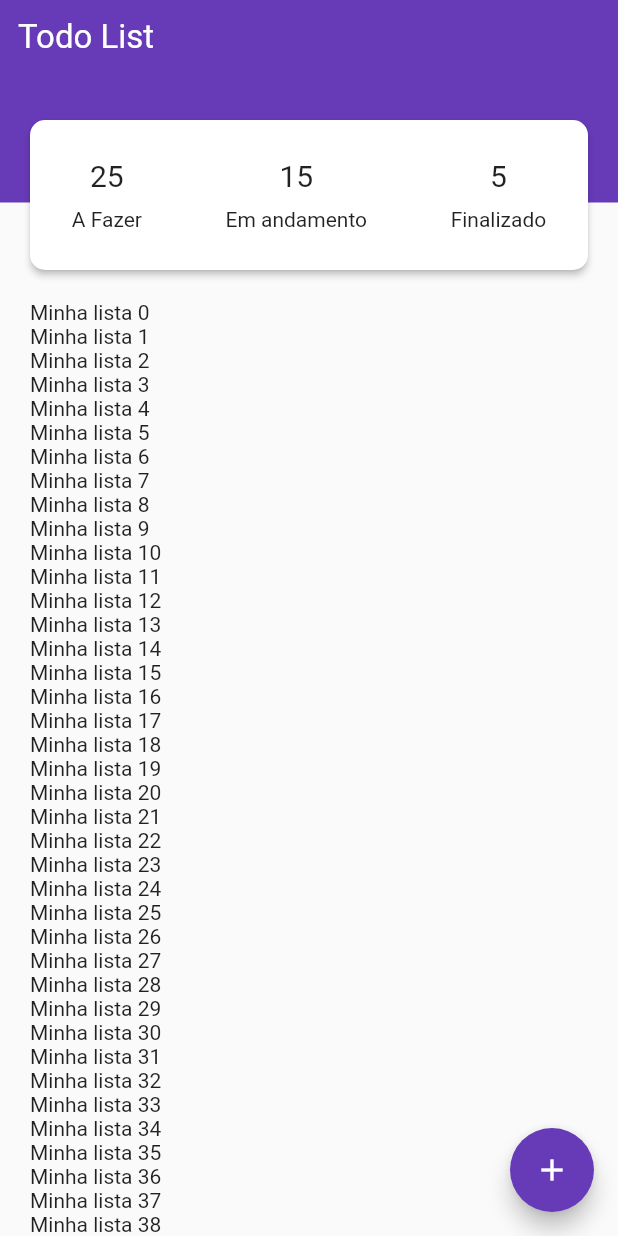
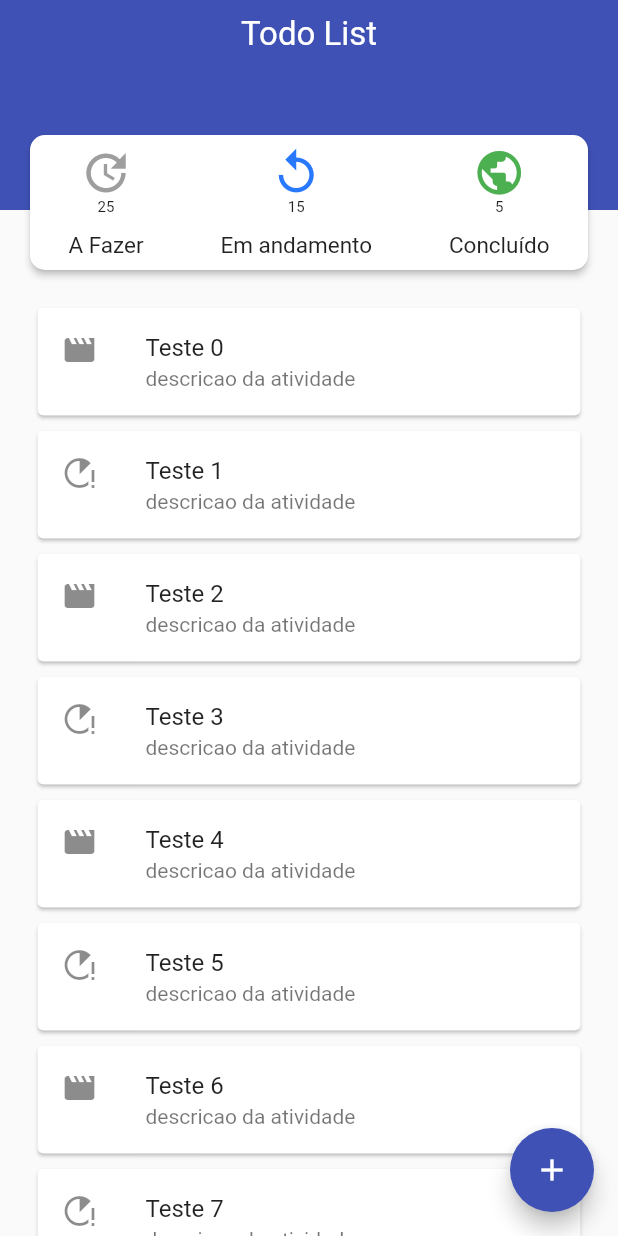
Before and after one commit to eharano/todo_list, a Flutter app: the screen it shows after launch, after a tap on the "add" icon, on a phone screen of 412 x 824 dp. Run offline on Flutter 3.47's test engine with Material 2 defaults, Android fonts, the phone set to English and light mode, and no system bars; our stand-ins replace bloc, dartz, equatable, flutter_modular, rive, sqflite; accounts and stored records are empty; statements that could not run were skipped.

Commit message:
Adjust list and card

```diff
--- a/lib/app/app_theme.dart
+++ b/lib/app/app_theme.dart
@@ -1,9 +1,15 @@
 import 'package:flutter/material.dart';
 
+// TODO -- mudar para abstract
 class AppTheme {
-  static const appBar = Colors.deepPurple;
+  static const cDefault = Colors.indigo;
   static const cWhite = Colors.white;
   static const cRed = Colors.red;
   static const cBlue = Colors.blue;
   static const cGrey = Colors.grey;
+  static const cBlack = Colors.black;
 }
+
+class DarkTheme {
+  // TODO
+}
--- a/lib/app/modules/todo/presenter/views/todo_view.dart
+++ b/lib/app/modules/todo/presenter/views/todo_view.dart
@@ -1,9 +1,11 @@
 import 'package:flutter/material.dart';
 import 'package:flutter_modular/flutter_modular.dart';
-import 'package:todo_list/app/app_theme.dart';
 
+import '../../../../app_theme.dart';
 import '../../domain/dtos/todo_dto.dart';
 import '../../domain/entities/todo.dart';
+import '../widgets/todo_bar_widget.dart';
+import '../widgets/todo_list.dart';
 import '../bloc/todo_bloc.dart';
 
 class TodoView extends StatefulWidget {
@@ -53,126 +55,16 @@ class _TodoViewState extends ModularState<TodoView, TodoBloc> {
       appBar: TodoBarWidget(
         controller: controller,
       ),
-      body: ListView(
-        padding: const EdgeInsets.only(
-          left: 20.0,
-          right: 20.0,
-          bottom: 40.0,
-        ),
-        children: [
-          for (int i = 0; i < 100; i++) Text("Minha lista $i"),
-        ],
+      body: const TodoListWidget(
+        todos: [],
       ),
       floatingActionButton: FloatingActionButton(
-          backgroundColor: AppTheme.appBar,
+          backgroundColor: AppTheme.cDefault,
           onPressed: () => {},
-          child: Icon(
+          child: const Icon(
             Icons.add,
             color: Colors.white,
           )),
     );
   }
 }
-
-class TodoBarWidget extends PreferredSize {
-  final TodoBloc controller;
-
-  TodoBarWidget({
-    Key? key,
-    required this.controller,
-  }) : super(
-          key: key,
-          child: SizedBox(
-            width: double.infinity,
-            height: 200.0,
-            child: Stack(
-              children: [
-                Container(
-                  width: double.infinity,
-                  color: AppTheme.appBar,
-                  height: 135.0,
-                  child: SafeArea(
-                    child: Column(
-                      crossAxisAlignment: CrossAxisAlignment.start,
-                      children: const [
-                        Padding(
-                          padding: EdgeInsets.all(12.0),
-                          child: Text(
-                            "Todo List",
-                            style: TextStyle(
-                              fontSize: 22.0,
-                              color: Colors.white,
-                            ),
-                          ),
-                        ),
-                      ],
-                    ),
-                  ),
-                ),
-                Column(
-                  mainAxisAlignment: MainAxisAlignment.end,
-                  children: [
-                    Padding(
-                      padding: const EdgeInsets.all(20.0),
-                      child: Material(
-                        elevation: 2.0,
-                        borderRadius: BorderRadius.circular(10.0),
-                        color: Colors.white,
-                        child: Container(
-                          height: 100,
-                          width: double.infinity,
-                          child: Row(
-                            mainAxisAlignment: MainAxisAlignment.spaceAround,
-                            children: [
-                              Column(
-                                mainAxisAlignment: MainAxisAlignment.center,
-                                children: [
-                                  Text(
-                                    controller.aFazer.toString(),
-                                    style: TextStyle(
-                                      fontSize: 20.0,
-                                    ),
-                                  ),
-                                  SizedBox(height: 10.0),
-                                  Text("A Fazer"),
-                                ],
-                              ),
-                              Column(
-                                mainAxisAlignment: MainAxisAlignment.center,
-                                children: [
-                                  Text(
-                                    controller.andamento.toString(),
-                                    style: TextStyle(
-                                      fontSize: 20.0,
-                                    ),
-                                  ),
-                                  SizedBox(height: 10.0),
-                                  Text("Em andamento"),
-                                ],
-                              ),
-                              Column(
-                                mainAxisAlignment: MainAxisAlignment.center,
-                                children: [
-                                  Text(
-                                    controller.finalizado.toString(),
-                                    style: TextStyle(
-                                      fontSize: 20.0,
-                                    ),
-                                  ),
-                                  SizedBox(height: 10.0),
-                                  Text("Finalizado"),
-                                ],
-                              ),
-                            ],
-                          ),
-                        ),
-                      ),
-                    ),
-                  ],
-                ),
-              ],
-            ),
-          ),
-          preferredSize: const Size.fromHeight(200.0),
-        );
-}
--- /dev/null
+++ b/lib/app/modules/todo/presenter/widgets/todo_bar_widget.dart
@@ -0,0 +1,131 @@
+import 'package:flutter/material.dart';
+
+import '../../../../app_theme.dart';
+import '../bloc/todo_bloc.dart';
+
+class TodoBarWidget extends PreferredSize {
+  final TodoBloc controller;
+
+  TodoBarWidget({
+    Key? key,
+    required this.controller,
+  }) : super(
+          key: key,
+          preferredSize: const Size.fromHeight(200.0),
+          child: SizedBox(
+            width: double.infinity,
+            height: 200.0,
+            child: Stack(
+              children: [
+                Container(
+                  width: double.infinity,
+                  color: AppTheme.cDefault,
+                  height: 140.0,
+                  child: SafeArea(
+                    child: Column(
+                      crossAxisAlignment: CrossAxisAlignment.start,
+                      children: const [
+                        Padding(
+                          padding: EdgeInsets.all(10.0),
+                          child: Center(
+                            child: Text(
+                              "Todo List",
+                              style: TextStyle(
+                                fontSize: 22.0,
+                                color: Colors.white,
+                              ),
+                            ),
+                          ),
+                        ),
+                      ],
+                    ),
+                  ),
+                ),
+                Column(
+                  mainAxisAlignment: MainAxisAlignment.end,
+                  children: [
+                    Padding(
+                      padding: const EdgeInsets.all(20.0),
+                      child: Material(
+                        elevation: 2.0,
+                        borderRadius: BorderRadius.circular(10.0),
+                        color: Colors.white,
+                        child: SizedBox(
+                          height: 90,
+                          width: double.infinity,
+                          child: Row(
+                            mainAxisAlignment: MainAxisAlignment.spaceAround,
+                            children: [
+                              TodoBarOptionTextWidget(
+                                counter: controller.aFazer.toString(),
+                                description: "A Fazer",
+                                iconPosition: 0,
+                              ),
+                              TodoBarOptionTextWidget(
+                                counter: controller.andamento.toString(),
+                                description: "Em andamento",
+                                iconPosition: 1,
+                              ),
+                              TodoBarOptionTextWidget(
+                                counter: controller.finalizado.toString(),
+                                description: "Concluído",
+                                iconPosition: 2,
+                              ),
+                            ],
+                          ),
+                        ),
+                      ),
+                    ),
+                  ],
+                ),
+              ],
+            ),
+          ),
+        );
+}
+
+class TodoBarOptionTextWidget extends StatelessWidget {
+  final String counter;
+  final String description;
+  final int iconPosition;
+
+  final List<Map<String, dynamic>> _listIcons = [
+    {'icon': Icons.update, 'color': Colors.grey},
+    {'icon': Icons.replay_outlined, 'color': Colors.blueAccent[400]},
+    {'icon': Icons.public, 'color': Colors.green},
+  ];
+
+  TodoBarOptionTextWidget({
+    Key? key,
+    required this.counter,
+    required this.description,
+    required this.iconPosition,
+  }) : super(key: key);
+
+  @override
+  Widget build(BuildContext context) {
+    return Column(
+      mainAxisAlignment: MainAxisAlignment.center,
+      children: [
+        Icon(
+          _listIcons[iconPosition]['icon'],
+          color: _listIcons[iconPosition]['color'],
+          size: 35.0,
+        ),
+        Text(
+          counter,
+          style: const TextStyle(
+            fontSize: 10.0,
+          ),
+        ),
+        const SizedBox(height: 10.0),
+        Text(
+          description,
+          style: const TextStyle(
+            fontSize: 15,
+          ),
+        ),
+      ],
+    );
+  }
+}
--- /dev/null
+++ b/lib/app/modules/todo/presenter/widgets/todo_card_widget.dart
@@ -0,0 +1,66 @@
+import 'package:flutter/material.dart';
+import 'package:todo_list/app/app_theme.dart';
+
+class TodoCardWidget extends StatelessWidget {
+  final TodoTag todoTag;
+  final String title;
+  final String description;
+
+  const TodoCardWidget({
+    Key? key,
+    required this.todoTag,
+    required this.title,
+    required this.description,
+  }) : super(key: key);
+
+  @override
+  Widget build(BuildContext context) {
+    return Card(
+      margin: const EdgeInsets.all(5.0),
+      child: InkWell(
+        splashColor: AppTheme.cDefault.withAlpha(30),
+        onTap: () {},
+        child: Column(
+          mainAxisAlignment: MainAxisAlignment.end,
+          children: <Widget>[
+            ListTile(
+              leading: Icon(todoTag.icon),
+              title: Text(title),
+              subtitle: Text(description),
+            ),
+          ],
+        ),
+      ),
+    );
+  }
+}
+
+enum TodoTag { corrida, leitura, cinema, reuniao }
+
+extension TodoTagType on TodoTag {
+  IconData get icon {
+    switch (this) {
+      case TodoTag.corrida:
+        return Icons.running_with_errors;
+      case TodoTag.leitura:
+        return Icons.book;
+      case TodoTag.cinema:
+        return Icons.movie;
+      case TodoTag.reuniao:
+        return Icons.coffee;
+    }
+  }
+
+  Color get color {
+    switch (this) {
+      case TodoTag.corrida:
+        return Colors.pink.shade400;
+      case TodoTag.leitura:
+        return Colors.blueAccent.shade200;
+      case TodoTag.cinema:
+        return Colors.purpleAccent.shade200;
+      case TodoTag.reuniao:
+        return Colors.orangeAccent.shade200;
+    }
+  }
+}
--- a/lib/app/modules/todo/presenter/widgets/todo_list.dart
+++ b/lib/app/modules/todo/presenter/widgets/todo_list.dart
@@ -1,19 +1,32 @@
 import 'package:flutter/material.dart';
 
 import '../../domain/entities/todo.dart';
+import 'todo_card_widget.dart';
 
-class TodoList extends StatelessWidget {
-  final Todo todo;
+class TodoListWidget extends StatelessWidget {
+  final List<Todo> todos;
 
-  const TodoList({
+  const TodoListWidget({
     Key? key,
-    required this.todo,
+    required this.todos,
   }) : super(key: key);
 
   @override
   Widget build(BuildContext context) {
-    return Material(
-      child: Row(),
+    return ListView(
+      padding: const EdgeInsets.only(
+        left: 20.0,
+        right: 20.0,
+        bottom: 40.0,
+      ),
+      children: List.generate(
+        10,
+        (index) => TodoCardWidget(
+          todoTag: (index % 2 == 0) ? TodoTag.cinema : TodoTag.corrida,
+          title: "Teste $index",
+          description: "descricao da atividade",
+        ),
+      ),
     );
   }
 }
```
